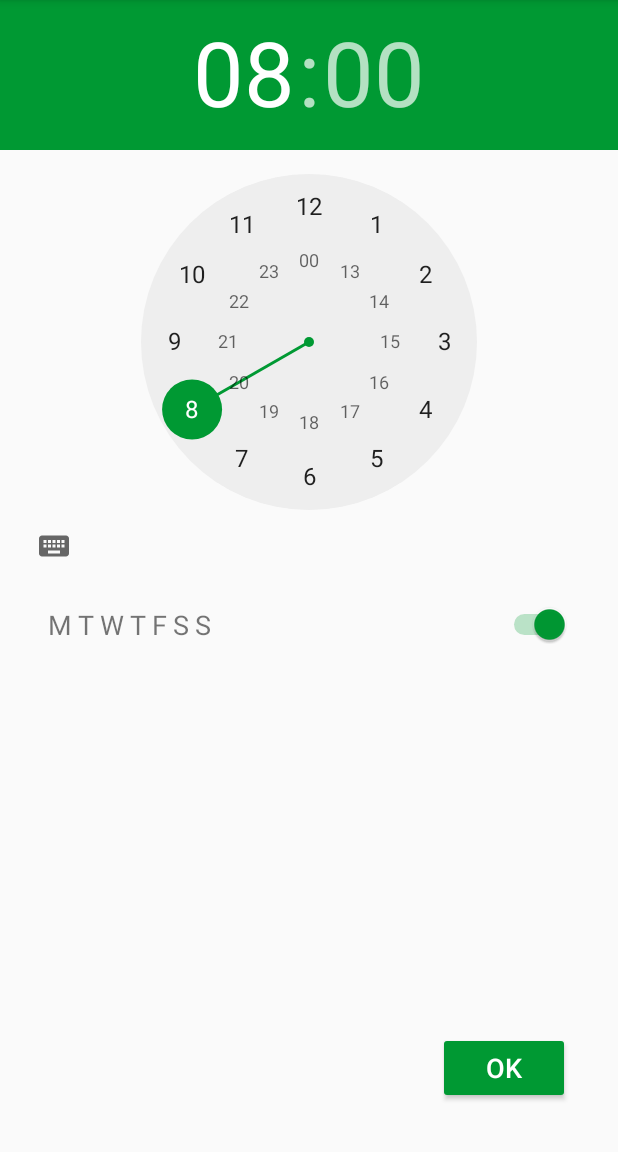
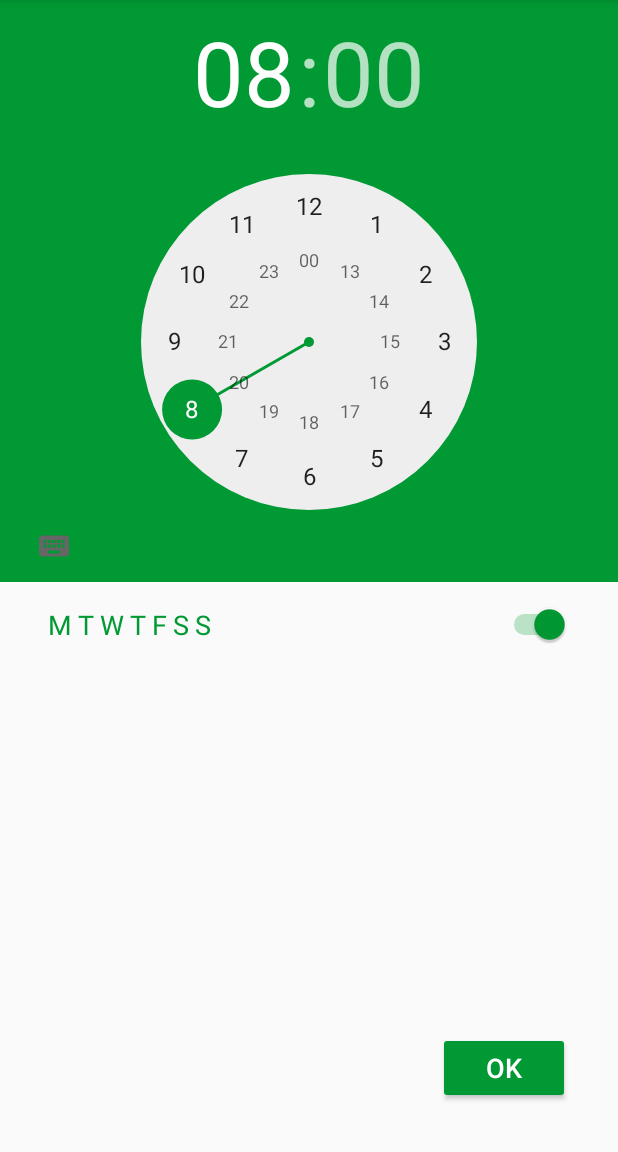
Before and after one commit to codeyourworld/Programmieren2SoSe20, an Android app: the EditAlarmActivity screen opened directly, with no data from a screen before it, on a phone screen of 412 x 824 dp, the part 84-1236 px from its top. Run offline under Robolectric (Android 15) with nearby library versions, the phone set to English and light mode, and no system bars.

```diff
--- a/MyAlarm/app/build.gradle
+++ b/MyAlarm/app/build.gradle
@@ -20,6 +20,10 @@ android {
             proguardFiles getDefaultProguardFile('proguard-android-optimize.txt'), 'proguard-rules.pro'
         }
     }
+    compileOptions {
+        sourceCompatibility = 1.8
+        targetCompatibility = 1.8
+    }
 
 }
 
--- a/MyAlarm/app/src/main/java/de/haw_hamburg/myalarm/AlarmClock.java
+++ b/MyAlarm/app/src/main/java/de/haw_hamburg/myalarm/AlarmClock.java
@@ -1,51 +1,55 @@
 package de.haw_hamburg.myalarm;
+
+import androidx.annotation.NonNull;
+
+import java.util.Locale;
 
 public class AlarmClock {
 
-    public static final int MONDAY = 0;
-    public static final int TUESDAY = 1;
-    public static final int WEDNESDAY = 2;
-    public static final int THURSDAY = 3;
-    public static final int FRIDAY = 4;
-    public static final int SATURDAY = 5;
-    public static final int SUNDAY = 6;
+     static final int MONDAY = 0;
+     static final int TUESDAY = 1;
+     static final int WEDNESDAY = 2;
+     static final int THURSDAY = 3;
+     static final int FRIDAY = 4;
+     static final int SATURDAY = 5;
+     static final int SUNDAY = 6;
 
     private int hour;
     private int min;
     private boolean isOn;
     private boolean[] day = new boolean[7];
 
-    public AlarmClock(int hour, int min, boolean isOn) {
+     AlarmClock(int hour, int min, boolean isOn) {
         this.hour = hour;
         this.min = min;
         this.isOn = isOn;
     }
 
-    public boolean isOn() {
+     boolean isOn() {
         return isOn;
     }
 
-    public void setOn(boolean on) {
+     void setOn(boolean on) {
         isOn = on;
     }
 
-    public int getHour() {
+     int getHour() {
         return hour;
     }
 
-    public void setHour(int hour) {
+     void setHour(int hour) {
         this.hour = hour;
     }
 
-    public int getMin() {
+     int getMin() {
         return min;
     }
 
-    public void setMin(int min) {
+     void setMin(int min) {
         this.min = min;
     }
 
-    public boolean getDay(int index) {
+     boolean getDay(int index) {
         boolean retValue = false;
         if(checkIndex(index)) {
             retValue = day[index];
@@ -53,13 +57,13 @@ public class AlarmClock {
         return retValue;
     }
 
-    public void setDay(boolean isSet, int index) {
+     void setDay(boolean isSet, int index) {
         if(checkIndex(index)) {
             this.day[index] = isSet;
         }
     }
 
-    public void toggleDay(int index) {
+     void toggleDay(int index) {
         if(checkIndex(index)) {
             day[index] = !day[index];
         }
@@ -69,9 +73,9 @@ public class AlarmClock {
         return index < this.day.length && index >= 0;
     }
 
+    @NonNull
     @Override
     public String toString() {
-        String time = String.format(hour + ':' + min);
-        return time;
+        return String.format(Locale.GERMAN,"%02d:%02d", hour, min );
     }
 }
--- a/MyAlarm/app/src/main/java/de/haw_hamburg/myalarm/EditAlarmActivity.java
+++ b/MyAlarm/app/src/main/java/de/haw_hamburg/myalarm/EditAlarmActivity.java
@@ -12,8 +12,9 @@ public class EditAlarmActivity extends AppCompatActivity {
 
     private AlarmClock alarmClock;
 
-    public TextView colorTextView(EditAlarmActivity.this, TextView day, boolean isDay) {
+    public TextView colorTextView(TextView day, boolean isDay) {
         day.setTextColor(ContextCompat.getColor(this, R.color.colorAccent));
+        return day;
     }
 
     @Override
@@ -38,13 +39,13 @@ public class EditAlarmActivity extends AppCompatActivity {
         isOnSwitch.setChecked(alarmClock.isOn());
 
         //init text views
-        TextView monTextView = colorTextView((TextView) findViewById(R.id.monday), alarmClock.getDay(AlarmClock.MONDAY));
-        TextView tueTextView = colorTextView((TextView) findViewById(R.id.tuesday), alarmClock.getDay(AlarmClock.TUESDAY));
-        TextView wedTextView = colorTextView((TextView) findViewById(R.id.wednesday), alarmClock.getDay(AlarmClock.WEDNESDAY));
-        TextView thuTextView = colorTextView((TextView) findViewById(R.id.thursday), alarmClock.getDay(AlarmClock.TUESDAY));
-        TextView friTextView = colorTextView((TextView) findViewById(R.id.friday), alarmClock.getDay(AlarmClock.FRIDAY));
-        TextView satTextView = colorTextView((TextView) findViewById(R.id.saturday), alarmClock.getDay(AlarmClock.SATURDAY));
-        TextView sunTextView = colorTextView((TextView) findViewById(R.id.sunday), alarmClock.getDay(AlarmClock.SUNDAY));
+        TextView monTextView = colorTextView(findViewById(R.id.monday), alarmClock.getDay(AlarmClock.MONDAY));
+        TextView tueTextView = colorTextView(findViewById(R.id.tuesday), alarmClock.getDay(AlarmClock.TUESDAY));
+        TextView wedTextView = colorTextView(findViewById(R.id.wednesday), alarmClock.getDay(AlarmClock.WEDNESDAY));
+        TextView thuTextView = colorTextView(findViewById(R.id.thursday), alarmClock.getDay(AlarmClock.TUESDAY));
+        TextView friTextView = colorTextView(findViewById(R.id.friday), alarmClock.getDay(AlarmClock.FRIDAY));
+        TextView satTextView = colorTextView(findViewById(R.id.saturday), alarmClock.getDay(AlarmClock.SATURDAY));
+        TextView sunTextView = colorTextView(findViewById(R.id.sunday), alarmClock.getDay(AlarmClock.SUNDAY));
 
         setDayListener(monTextView, AlarmClock.MONDAY);
         setDayListener(tueTextView, AlarmClock.TUESDAY);
@@ -59,7 +60,7 @@ public class EditAlarmActivity extends AppCompatActivity {
     private void setDayListener(TextView textView, int index) {
         textView.setOnClickListener(v -> {
             alarmClock.setDay(!alarmClock.getDay(index), index);
-            colorTextView(this, (TextView) v, alarmClock.getDay(index));
+            colorTextView(textView, alarmClock.getDay(index));
         });
     }
 }
--- a/MyAlarm/app/src/main/res/layout/activity_edit_alarm.xml
+++ b/MyAlarm/app/src/main/res/layout/activity_edit_alarm.xml
@@ -5,6 +5,19 @@
     android:layout_width="match_parent"
     android:layout_height="match_parent"
     tools:context=".EditAlarmActivity">
+
+    <View
+        android:id="@+id/view"
+        android:layout_width="0dp"
+        android:layout_height="0dp"
+        android:background="@color/colorAccent"
+        android:backgroundTint="@color/colorAccent"
+        app:layout_constraintBottom_toBottomOf="@+id/timePicker"
+        app:layout_constraintEnd_toEndOf="parent"
+        app:layout_constraintHorizontal_bias="1.0"
+        app:layout_constraintStart_toStartOf="parent"
+        app:layout_constraintTop_toTopOf="parent"
+        app:layout_constraintVertical_bias="0.0" />
 
     <Switch
         android:id="@+id/toggleSwitch_2"
@@ -20,9 +33,10 @@
 
     <TimePicker
         android:id="@+id/timePicker"
-        android:layout_width="match_parent"
+        android:layout_width="wrap_content"
         android:layout_height="wrap_content"
         app:layout_constraintEnd_toEndOf="parent"
+        app:layout_constraintHorizontal_bias="0.529"
         app:layout_constraintStart_toStartOf="parent"
         app:layout_constraintTop_toTopOf="parent" />
 
```
Also changed, not shown: 7 other files.
